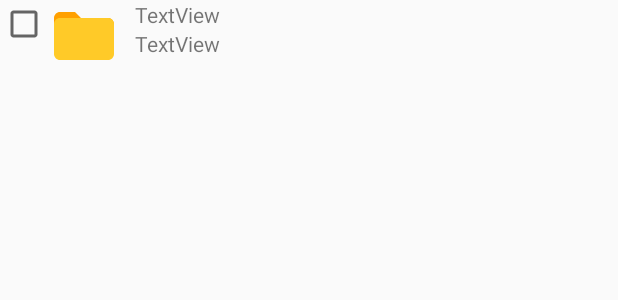
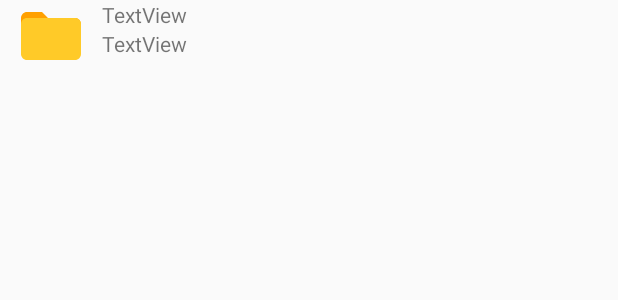
Before and after one commit to brunowagner/Android-File-and-Directory-Picker-Library, an Android app: the layout list_item_row.xml on its own in the app's theme, with its tools: preview values and no code run, on a phone screen of 412 x 824 dp. Shown: the top 300 px of the screen. Run offline under Robolectric (Android 15) with nearby library versions, the phone set to English and light mode, and no system bars.

Commit message:
Retired checkboxes.

```diff
--- a/androidfileanddirectorypickerlibrary/src/main/res/layout/list_item_row.xml
+++ b/androidfileanddirectorypickerlibrary/src/main/res/layout/list_item_row.xml
@@ -2,24 +2,16 @@
 <RelativeLayout xmlns:android="http://schemas.android.com/apk/res/android"
     android:id="@+id/RelativeLayout1"
     android:layout_width="match_parent"
-    android:layout_height="match_parent"
+    android:layout_height="wrap_content"
     android:orientation="horizontal" >
-
-    <CheckBox
-        android:id="@+id/lr_cbCheck"
-        android:layout_width="wrap_content"
-        android:layout_height="wrap_content"
-        android:layout_alignBaseline="@+id/lr_ivFileIcon"
-        android:layout_alignParentLeft="true"
-        android:layout_alignParentTop="true"
-        android:focusable="false" />
 
     <ImageView
         android:id="@+id/lr_ivFileIcon"
         android:layout_width="wrap_content"
         android:layout_height="wrap_content"
         android:layout_alignParentTop="true"
-        android:layout_toRightOf="@+id/lr_cbCheck"
+        android:layout_alignParentLeft="true"
+        android:layout_marginLeft="10sp"
         android:src="@drawable/ic_icons8_folder_48px"
         android:clickable="false"
         android:focusable="false" />
```
Also changed, not shown: androidfileanddirectorypickerlibrary/src/main/java/br/com/bwsystemssolutions/androidfileanddirectorypickerlibrary/adapter/MyListAdapter.java (+4 -17 lines).
